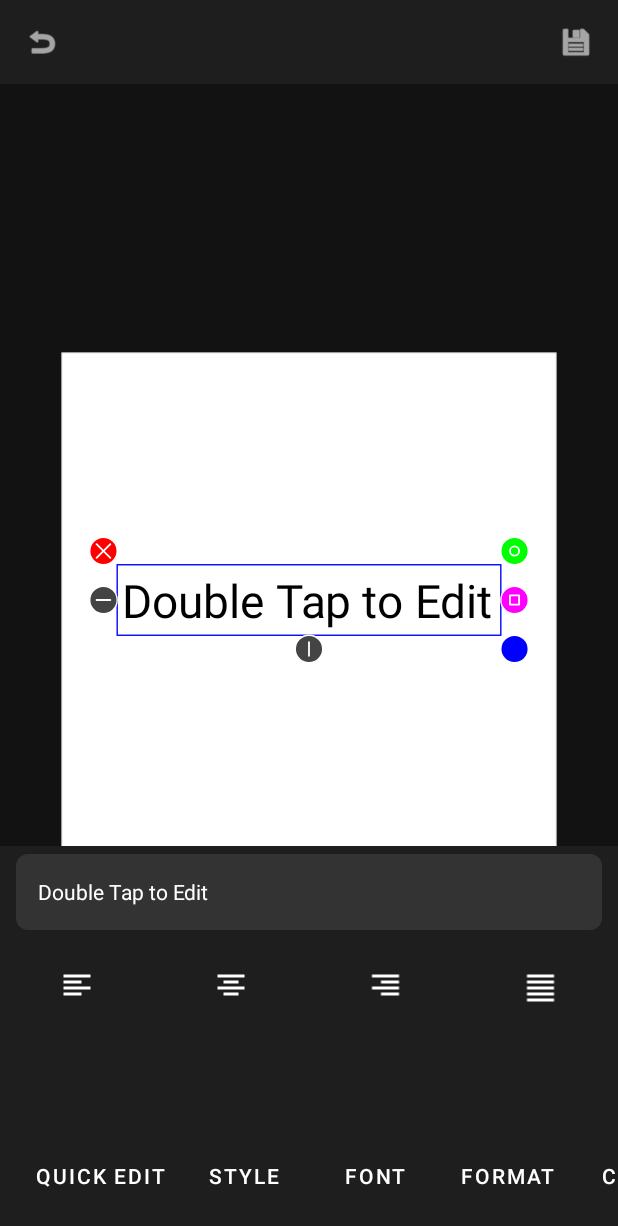
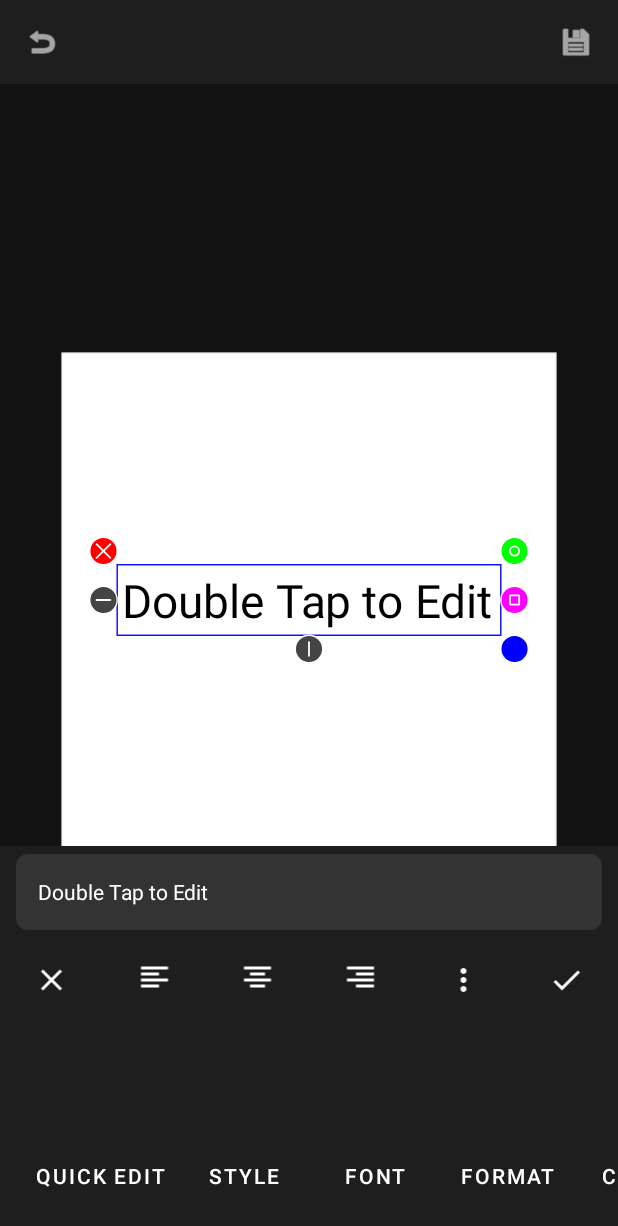
Before and after one commit to moon9ibulbul/projectypeset, an Android app: the EditorActivity screen opened directly, with no data from a screen before it, after a tap on "QUICK EDIT", on a phone screen of 412 x 824 dp. Shown: the top 1226 px of the screen. Run offline under Robolectric (Android 15) with nearby library versions, the phone set to English and light mode, and no system bars; 2 other taps on this screen came first.

Commit message:
Update Quick Edit trigger and UI
- Changed edit trigger from double-tap to single-tap on active layer in AstralCanvasView.
- Updated Quick Edit UI in EditorActivity to match design (Text Field + Toolbar).
- Added Toolbar with Cancel, Align (Left/Center/Right), Overflow (Case tools), and completion buttons.
- Implemented Case transformations (Upper, Lower, Title Case).
- Added missing vector assets (ic_close, ic_check, ic_more_vert).

```diff
--- a/app/src/main/java/com/astral/typer/EditorActivity.kt
+++ b/app/src/main/java/com/astral/typer/EditorActivity.kt
@@ -319,63 +319,96 @@ class EditorActivity : AppCompatActivity() {
     private fun showQuickEditMenu() {
         val container = prepareContainer()
         val layer = canvasView.getSelectedLayer() as? TextLayer ?: return
+        val originalText = SpannableStringBuilder(layer.text)
 
         container.addView(createInputView(layer, true))
 
-        val alignRow = LinearLayout(this).apply {
+        val toolbar = LinearLayout(this).apply {
             orientation = LinearLayout.HORIZONTAL
             gravity = Gravity.CENTER
-            weightSum = 4f
+            weightSum = 6f // X, Left, Center, Right, Overflow, Check
             layoutParams = LinearLayout.LayoutParams(
                 ViewGroup.LayoutParams.MATCH_PARENT,
                 ViewGroup.LayoutParams.WRAP_CONTENT
             )
-            setPadding(0, 16, 0, 0)
+            setPadding(0, 8, 0, 0)
         }
 
-        fun addAlignBtn(iconRes: Int, align: Layout.Alignment) {
+        // Helper for icons
+        fun addIcon(iconRes: Int, onClick: (View) -> Unit) {
             val btn = android.widget.ImageView(this).apply {
                 setImageResource(iconRes)
                 setColorFilter(Color.WHITE)
                 setPadding(0, 16, 0, 16)
-                layoutParams = LinearLayout.LayoutParams(
-                    0,
-                    ViewGroup.LayoutParams.WRAP_CONTENT,
-                    1f
-                )
-
-                setOnClickListener {
-                    layer.textAlign = align
-                    layer.isJustified = false
-                    canvasView.invalidate()
-                }
+                layoutParams = LinearLayout.LayoutParams(0, ViewGroup.LayoutParams.WRAP_CONTENT, 1f)
+                setOnClickListener(onClick)
             }
-            alignRow.addView(btn)
+            toolbar.addView(btn)
         }
 
-        addAlignBtn(R.drawable.ic_format_align_left, Layout.Alignment.ALIGN_NORMAL)
-        addAlignBtn(R.drawable.ic_format_align_center, Layout.Alignment.ALIGN_CENTER)
-        addAlignBtn(R.drawable.ic_format_align_right, Layout.Alignment.ALIGN_OPPOSITE)
+        // 1. Cancel (X)
+        addIcon(R.drawable.ic_close) {
+            // Restore text
+            layer.text = originalText
+            canvasView.invalidate()
+            hidePropertyDetail()
+            val imm = getSystemService(Context.INPUT_METHOD_SERVICE) as InputMethodManager
+            imm.hideSoftInputFromWindow(window.decorView.windowToken, 0)
+        }
 
-        val btnJustify = android.widget.ImageView(this).apply {
-            setImageResource(R.drawable.ic_format_align_justify)
-            setColorFilter(Color.WHITE)
-            setPadding(0, 16, 0, 16)
-            layoutParams = LinearLayout.LayoutParams(
-                0,
-                ViewGroup.LayoutParams.WRAP_CONTENT,
-                1f
-            )
+        // 2. Align Left
+        addIcon(R.drawable.ic_format_align_left) {
+            layer.textAlign = Layout.Alignment.ALIGN_NORMAL
+            layer.isJustified = false
+            canvasView.invalidate()
+        }
 
-            setOnClickListener {
-                layer.textAlign = Layout.Alignment.ALIGN_NORMAL
-                layer.isJustified = true
-                canvasView.invalidate()
+        // 3. Align Center
+        addIcon(R.drawable.ic_format_align_center) {
+            layer.textAlign = Layout.Alignment.ALIGN_CENTER
+            layer.isJustified = false
+            canvasView.invalidate()
+        }
+
+        // 4. Align Right
+        addIcon(R.drawable.ic_format_align_right) {
+            layer.textAlign = Layout.Alignment.ALIGN_OPPOSITE
+            layer.isJustified = false
+            canvasView.invalidate()
+        }
+
+        // 5. Overflow (Dots)
+        addIcon(R.drawable.ic_more_vert) { view ->
+            val popup = android.widget.PopupMenu(this, view)
+            popup.menu.add("UPPERCASE")
+            popup.menu.add("lowercase")
+            popup.menu.add("Capitalize Each Word")
+            popup.setOnMenuItemClickListener { item ->
+                val currentText = activeEditText?.text?.toString() ?: ""
+                val newText = when (item.title) {
+                    "UPPERCASE" -> currentText.uppercase()
+                    "lowercase" -> currentText.lowercase()
+                    "Capitalize Each Word" -> {
+                         currentText.split(" ").joinToString(" ") {
+                             it.replaceFirstChar { char -> char.uppercase() }
+                         }
+                    }
+                    else -> currentText
+                }
+                activeEditText?.setText(newText)
+                true
             }
+            popup.show()
         }
-        alignRow.addView(btnJustify)
 
-        container.addView(alignRow)
+        // 6. Done (Check)
+        addIcon(R.drawable.ic_check) {
+            hidePropertyDetail()
+            val imm = getSystemService(Context.INPUT_METHOD_SERVICE) as InputMethodManager
+            imm.hideSoftInputFromWindow(window.decorView.windowToken, 0)
+        }
+
+        container.addView(toolbar)
     }
 
     // --- FONT MENU ---
--- /dev/null
+++ b/app/src/main/res/drawable/ic_check.xml
@@ -0,0 +1,9 @@
+<vector xmlns:android="http://schemas.android.com/apk/res/android"
+    android:width="24dp"
+    android:height="24dp"
+    android:viewportWidth="24"
+    android:viewportHeight="24">
+  <path
+      android:fillColor="#FFFFFFFF"
+      android:pathData="M9,16.17L4.83,12l-1.42,1.41L9,19 21,7l-1.41,-1.41z"/>
+</vector>
--- /dev/null
+++ b/app/src/main/res/drawable/ic_close.xml
@@ -0,0 +1,9 @@
+<vector xmlns:android="http://schemas.android.com/apk/res/android"
+    android:width="24dp"
+    android:height="24dp"
+    android:viewportWidth="24"
+    android:viewportHeight="24">
+  <path
+      android:fillColor="#FFFFFFFF"
+      android:pathData="M19,6.41L17.59,5 12,10.59 6.41,5 5,6.41 10.59,12 5,17.59 6.41,19 12,13.41 17.59,19 19,17.59 13.41,12z"/>
+</vector>
--- /dev/null
+++ b/app/src/main/res/drawable/ic_more_vert.xml
@@ -0,0 +1,9 @@
+<vector xmlns:android="http://schemas.android.com/apk/res/android"
+    android:width="24dp"
+    android:height="24dp"
+    android:viewportWidth="24"
+    android:viewportHeight="24">
+  <path
+      android:fillColor="#FFFFFFFF"
+      android:pathData="M12,8c1.1,0 2,-0.9 2,-2s-0.9,-2 -2,-2 -2,0.9 -2,2 0.9,2 2,2zM12,10c-1.1,0 -2,0.9 -2,2s0.9,2 2,2 2,-0.9 2,-2 -0.9,-2 -2,-2zM12,16c-1.1,0 -2,0.9 -2,2s0.9,2 2,2 2,-0.9 2,-2 -0.9,-2 -2,-2z"/>
+</vector>
```
Also changed, not shown: app/src/main/java/com/astral/typer/views/AstralCanvasView.kt (+19 -4 lines).
